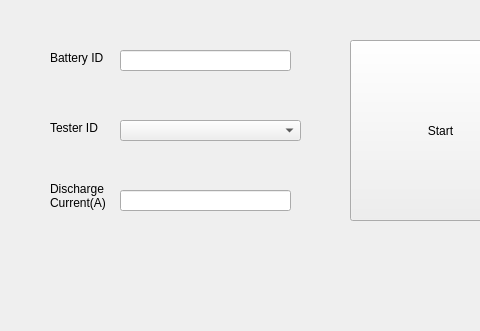
The window that mainwindow.ui (badgerloop-software/battery-testing-app) describes before a commit, drawn with Qt 5; both pictures show x 0 to 480 and y 0 to 331 of the 1013 by 331 pixel window.
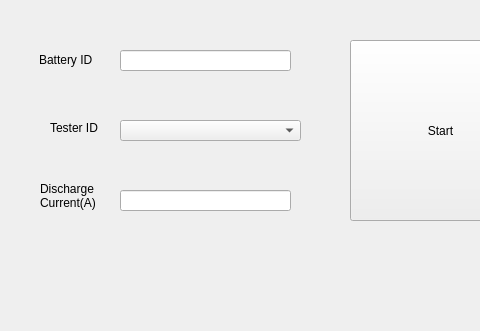
The same window after the commit.

The edit to the form file:
```diff
--- a/mainwindow.ui
+++ b/mainwindow.ui
@@ -17,10 +17,10 @@
    <widget class="QLabel" name="label">
     <property name="geometry">
      <rect>
-      <x>50</x>
+      <x>39</x>
       <y>50</y>
-      <width>60</width>
-      <height>16</height>
+      <width>71</width>
+      <height>20</height>
      </rect>
     </property>
     <property name="text">
@@ -43,7 +43,7 @@
    <widget class="QLabel" name="label_3">
     <property name="geometry">
      <rect>
-      <x>50</x>
+      <x>40</x>
       <y>180</y>
       <width>121</width>
       <height>31</height>
```
Left out of the diff: 2 changed lines with no effect on the pictures.
